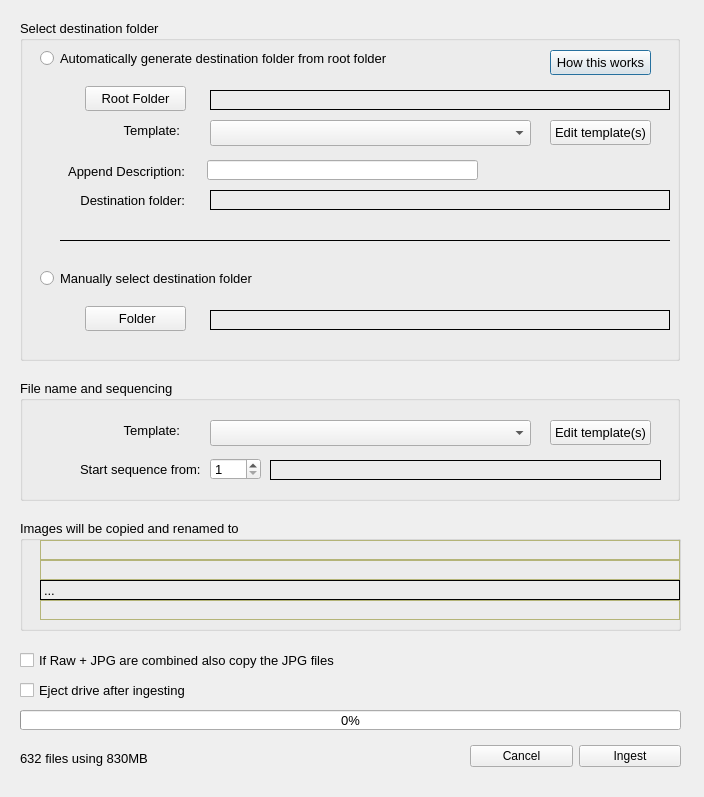
Above: Dialogs/copypickdlg.ui from towhee/Winnow64 before the change. Below: the same form after it.
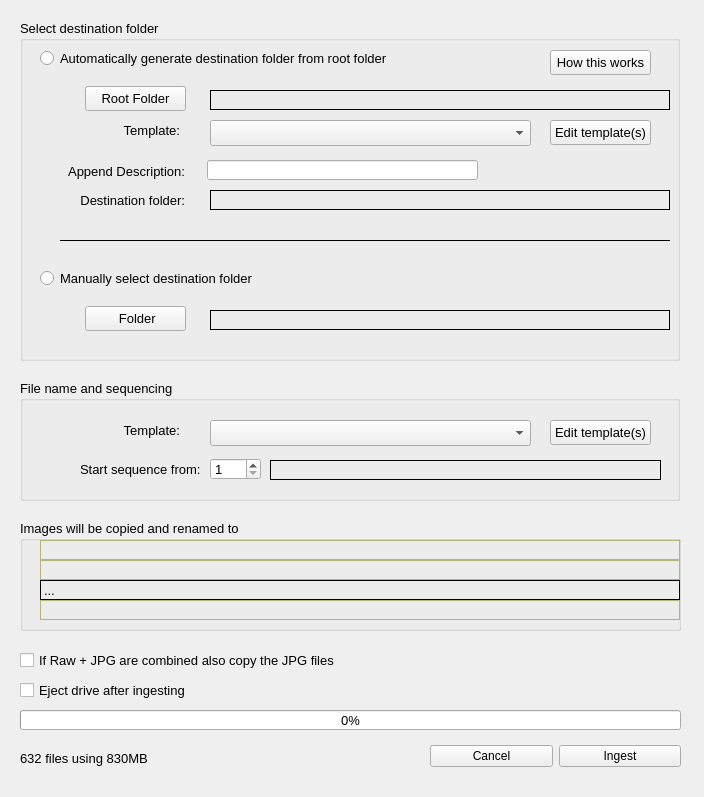
That is the form after the change.

What changed in the file:
```diff
--- a/Dialogs/copypickdlg.ui
+++ b/Dialogs/copypickdlg.ui
@@ -877,6 +877,9 @@
     <property name="text">
      <string>How this works</string>
     </property>
+    <property name="autoDefault">
+     <bool>false</bool>
+    </property>
    </widget>
   </widget>
   <widget class="QGroupBox" name="groupBox_4">
@@ -1060,9 +1063,9 @@
   <widget class="QWidget" name="layoutWidget">
    <property name="geometry">
     <rect>
-     <x>470</x>
+     <x>430</x>
      <y>740</y>
-     <width>211</width>
+     <width>251</width>
      <height>32</height>
     </rect>
    </property>
@@ -1084,6 +1087,9 @@
       <property name="text">
        <string>Cancel</string>
       </property>
+      <property name="autoDefault">
+       <bool>false</bool>
+      </property>
      </widget>
     </item>
     <item>
@@ -1100,6 +1106,9 @@
       <property name="text">
        <string>Ingest</string>
       </property>
+      <property name="autoDefault">
+       <bool>false</bool>
+      </property>
      </widget>
     </item>
    </layout>
```
